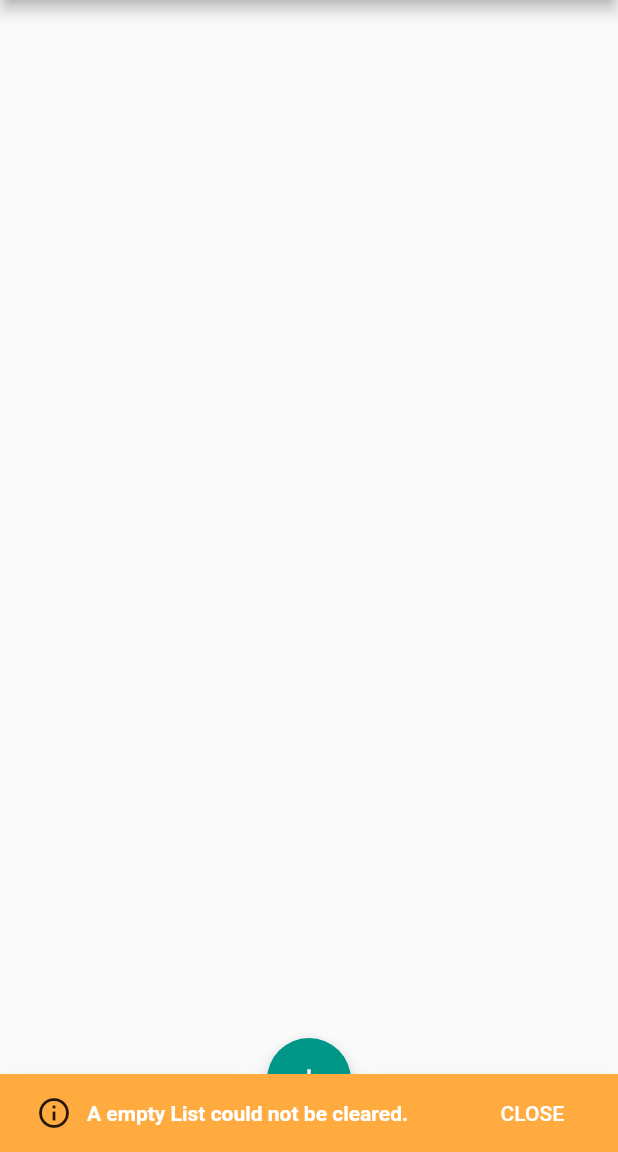
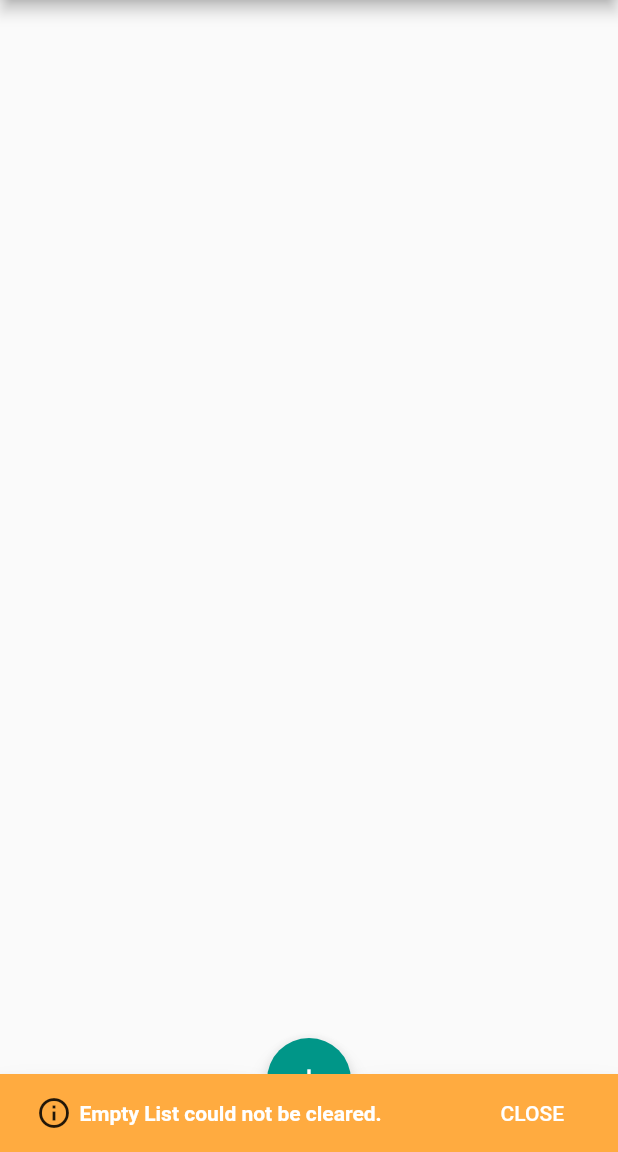
Before and after one commit to darielopper/flutter_todo_app, a Flutter app: the screen it shows after launch, after a tap on the "clear all" icon, on a phone screen of 412 x 824 dp, the part 84-1236 px from its top. Run offline on Flutter 3.47's test engine with Material 2 defaults, Android fonts, the phone set to English and light mode, and no system bars.

```diff
--- a/lib/components/home_page.dart
+++ b/lib/components/home_page.dart
@@ -139,7 +139,7 @@ class _MyHomePageState extends State<MyHomePage> {
           mainAxisAlignment: MainAxisAlignment.start,
           children: <Widget>[
             Icon(Icons.info_outline),
-            Padding(padding: EdgeInsets.only(left: 10), child: Text('A empty List could not be cleared.', style: TextStyle(fontWeight: FontWeight.bold)))
+            Padding(padding: EdgeInsets.only(left: 5), child: Text('Empty List could not be cleared.', style: TextStyle(fontWeight: FontWeight.bold)))
           ],
         ),
         duration: Duration(seconds: 7),
```
Also changed, not shown: 1 other file.
